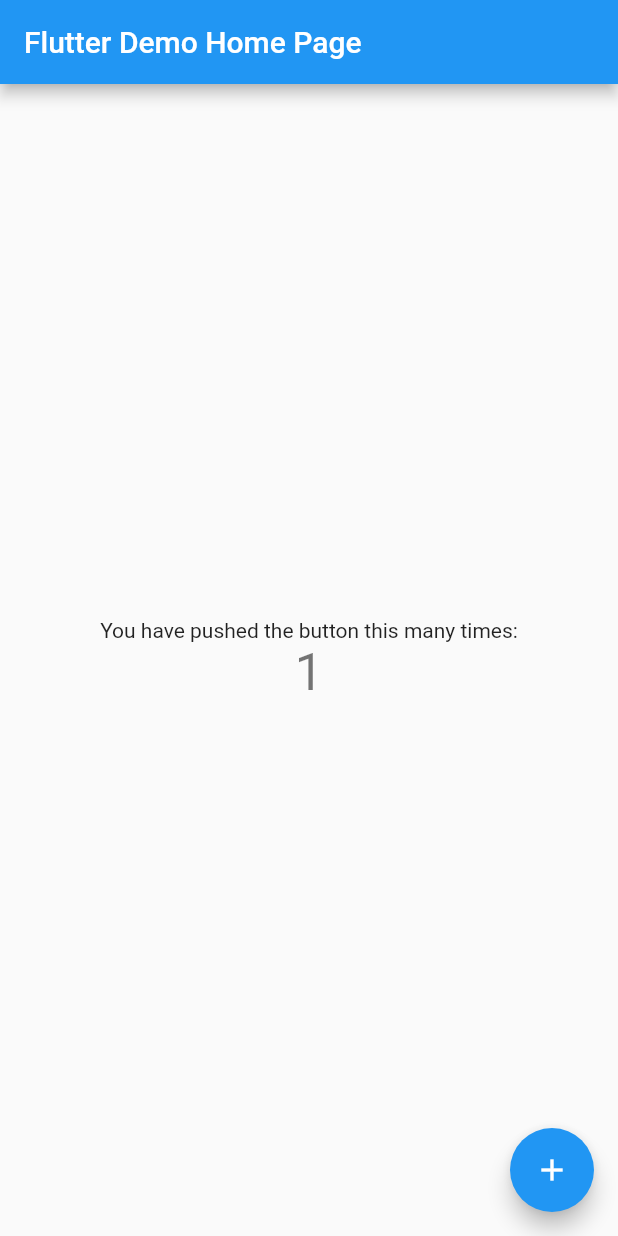
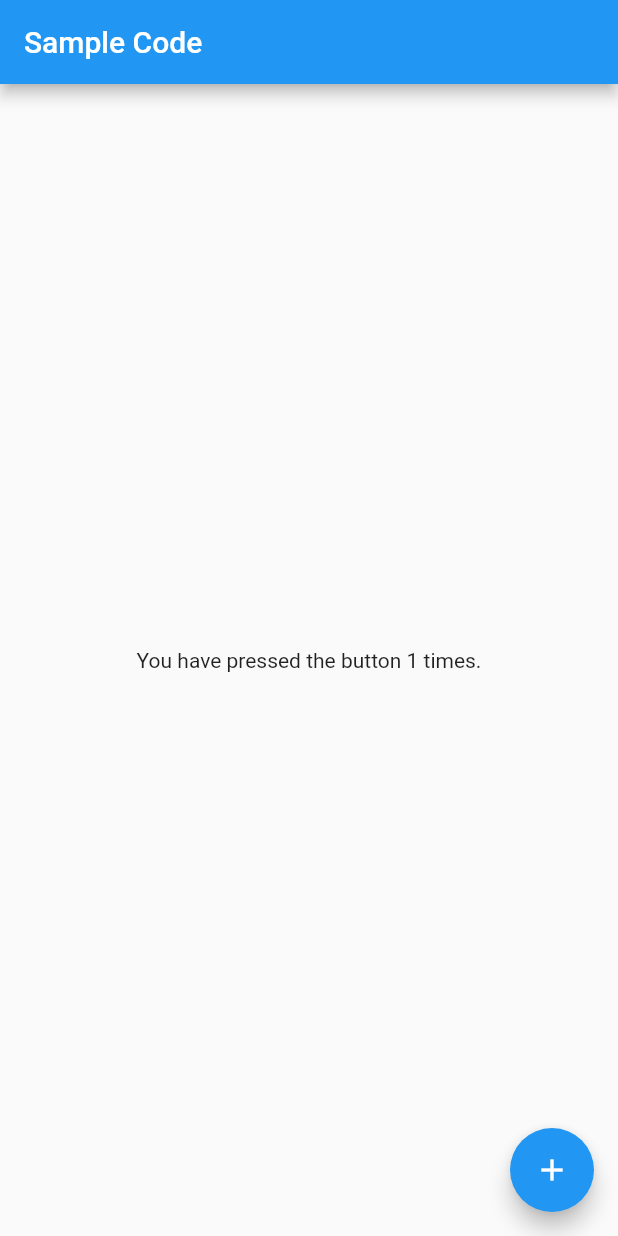
Before and after one commit to yalefresne/cartel, a Flutter app: the screen it shows after launch, after a tap on the "add" icon, on a phone screen of 412 x 824 dp. Run offline on Flutter 3.47's test engine with Material 2 defaults, Android fonts, the light colour scheme and no system bars.

Commit message:
added scaffolding

```diff
--- a/flutter_mobile/lib/main.dart
+++ b/flutter_mobile/lib/main.dart
@@ -1,115 +1,43 @@
 import 'package:flutter/material.dart';
 
-void main() {
-  runApp(const MyApp());
-}
+void main() => runApp(const MyApp());
 
 class MyApp extends StatelessWidget {
-  const MyApp({Key? key}) : super(key: key);
+  const MyApp({super.key});
 
-  // This widget is the root of your application.
+  static const String _title = 'Flutter Code Sample';
+
   @override
   Widget build(BuildContext context) {
-    return MaterialApp(
-      title: 'Flutter Demo',
-      theme: ThemeData(
-        // This is the theme of your application.
-        //
-        // Try running your application with "flutter run". You'll see the
-        // application has a blue toolbar. Then, without quitting the app, try
-        // changing the primarySwatch below to Colors.green and then invoke
-        // "hot reload" (press "r" in the console where you ran "flutter run",
-        // or simply save your changes to "hot reload" in a Flutter IDE).
-        // Notice that the counter didn't reset back to zero; the application
-        // is not restarted.
-        primarySwatch: Colors.blue,
-      ),
-      home: const MyHomePage(title: 'Flutter Demo Home Page'),
+    return const MaterialApp(
+      title: _title,
+      home: MyStatefulWidget(),
     );
   }
 }
 
-class MyHomePage extends StatefulWidget {
-  const MyHomePage({Key? key, required this.title}) : super(key: key);
-
-  // This widget is the home page of your application. It is stateful, meaning
-  // that it has a State object (defined below) that contains fields that affect
-  // how it looks.
-
-  // This class is the configuration for the state. It holds the values (in this
-  // case the title) provided by the parent (in this case the App widget) and
-  // used by the build method of the State. Fields in a Widget subclass are
-  // always marked "final".
-
-  final String title;
+class MyStatefulWidget extends StatefulWidget {
+  const MyStatefulWidget({super.key});
 
   @override
-  State<MyHomePage> createState() => _MyHomePageState();
+  State<MyStatefulWidget> createState() => _MyStatefulWidgetState();
 }
 
-class _MyHomePageState extends State<MyHomePage> {
-  int _counter = 0;
-
-  void _incrementCounter() {
-    setState(() {
-      // This call to setState tells the Flutter framework that something has
-      // changed in this State, which causes it to rerun the build method below
-      // so that the display can reflect the updated values. If we changed
-      // _counter without calling setState(), then the build method would not be
-      // called again, and so nothing would appear to happen.
-      _counter++;
-    });
-  }
+class _MyStatefulWidgetState extends State<MyStatefulWidget> {
+  int _count = 0;
 
   @override
   Widget build(BuildContext context) {
-    // This method is rerun every time setState is called, for instance as done
-    // by the _incrementCounter method above.
-    //
-    // The Flutter framework has been optimized to make rerunning build methods
-    // fast, so that you can just rebuild anything that needs updating rather
-    // than having to individually change instances of widgets.
     return Scaffold(
       appBar: AppBar(
-        // Here we take the value from the MyHomePage object that was created by
-        // the App.build method, and use it to set our appbar title.
-        title: Text(widget.title),
+        title: const Text('Sample Code'),
       ),
-      body: Center(
-        // Center is a layout widget. It takes a single child and positions it
-        // in the middle of the parent.
-        child: Column(
-          // Column is also a layout widget. It takes a list of children and
-          // arranges them vertically. By default, it sizes itself to fit its
-          // children horizontally, and tries to be as tall as its parent.
-          //
-          // Invoke "debug painting" (press "p" in the console, choose the
-          // "Toggle Debug Paint" action from the Flutter Inspector in Android
-          // Studio, or the "Toggle Debug Paint" command in Visual Studio Code)
-          // to see the wireframe for each widget.
-          //
-          // Column has various properties to control how it sizes itself and
-          // how it positions its children. Here we use mainAxisAlignment to
-          // center the children vertically; the main axis here is the vertical
-          // axis because Columns are vertical (the cross axis would be
-          // horizontal).
-          mainAxisAlignment: MainAxisAlignment.center,
-          children: <Widget>[
-            const Text(
-              'You have pushed the button this many times:',
-            ),
-            Text(
-              '$_counter',
-              style: Theme.of(context).textTheme.headline4,
-            ),
-          ],
-        ),
+      body: Center(child: Text('You have pressed the button $_count times.')),
+      floatingActionButton: FloatingActionButton(
+        onPressed: () => setState(() => _count++),
+        tooltip: 'Increment Counter',
+        child: const Icon(Icons.add),
       ),
-      floatingActionButton: FloatingActionButton(
-        onPressed: _incrementCounter,
-        tooltip: 'Increment',
-        child: const Icon(Icons.add),
-      ), // This trailing comma makes auto-formatting nicer for build methods.
     );
   }
 }
```
